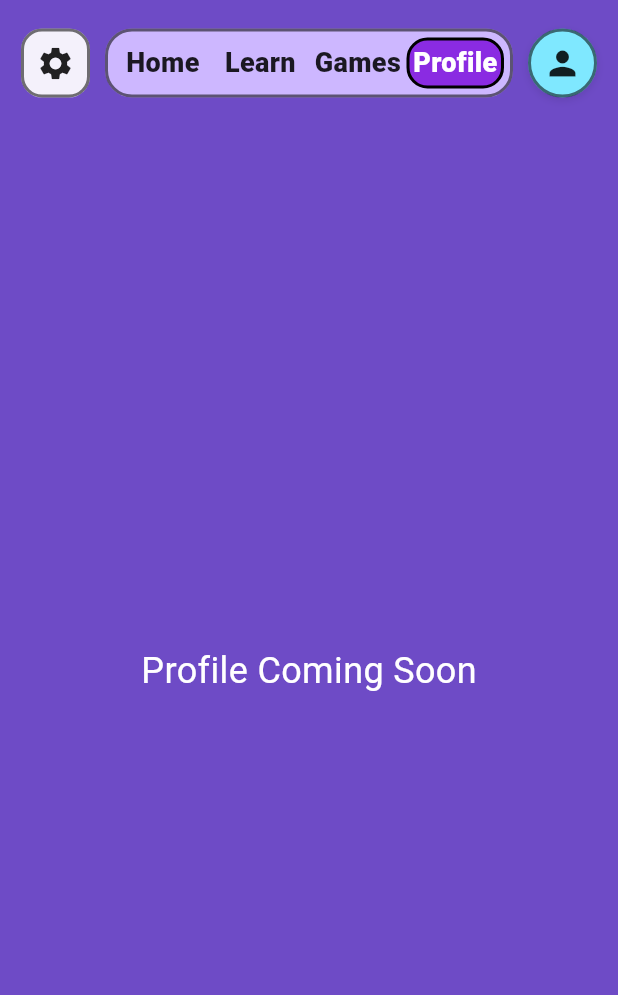
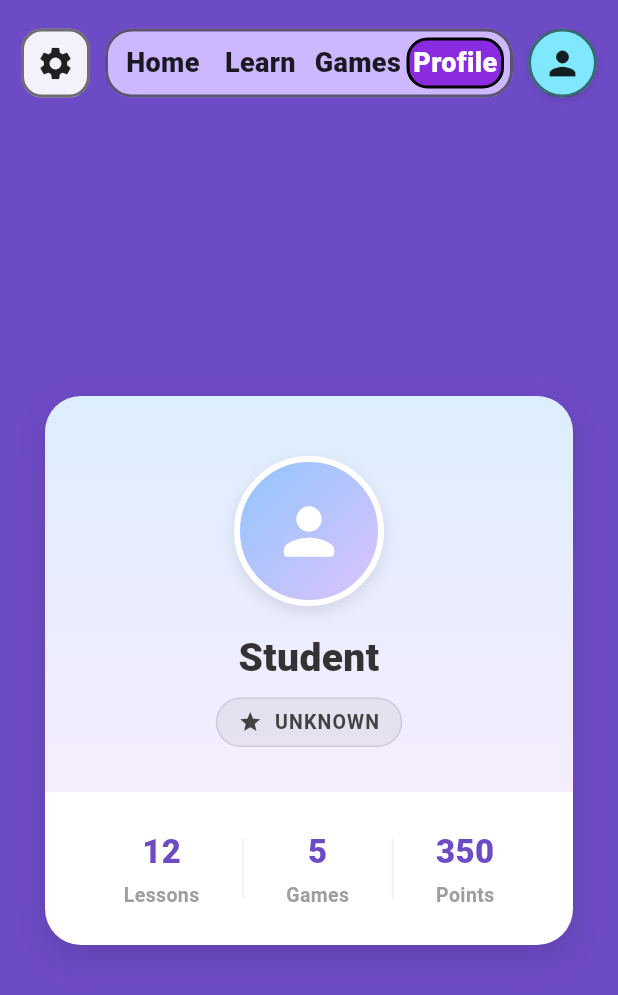
Before and after one commit to gimashi123/ShilpaMobileLearningApp, a Flutter app: the PhysicalDashboardScreen screen opened by its route, after a tap on "Learn", after a tap on "Games", after a tap on "Profile", on a phone screen of 412 x 824 dp. Shown: the top 995 px of the screen. Run offline on Flutter 3.47's test engine with Material 3 defaults, Android fonts, the phone set to English and light mode, and no system bars; our stand-ins replace flutter_tts, speech_to_text.

Commit message:
implemented the profile page and fetch user data

```diff
--- a/mobile_app/lib/pages/dashboard/physical_dashboard_screen.dart
+++ b/mobile_app/lib/pages/dashboard/physical_dashboard_screen.dart
@@ -2,6 +2,7 @@
 import '../../components/common_header.dart';
 import '../../models/input_modes.dart';
 import '../physical/learnPage.dart';
+import '../physical/profilePage.dart';
 import '../physical/gamesPage.dart';
 
 class PhysicalDashboardScreen extends StatefulWidget {
@@ -95,13 +96,8 @@
         // Games Content
         return const GamesContent();
       case 3:
-        // Profile Content Placeholder
-        return const Center(
-          child: Text(
-            "Profile Coming Soon",
-            style: TextStyle(color: Colors.white, fontSize: 24),
-          ),
-        );
+        // Profile Content
+        return const ProfilePage();
       default:
         return const SizedBox.shrink();
     }
--- a/mobile_app/lib/pages/physical/profilePage.dart
+++ b/mobile_app/lib/pages/physical/profilePage.dart
@@ -0,0 +1,330 @@
+import 'package:flutter/material.dart';
+import '../../services/auth_api.dart';
+
+class ProfilePage extends StatelessWidget {
+  const ProfilePage({super.key});
+
+  @override
+  Widget build(BuildContext context) {
+    // 1. Get user data from static storage
+    final user = AuthApi.currentUser;
+    final name = user?['name'] ?? 'Student';
+    final disabilityType = user?['disabilityType'] ?? 'Unknown';
+
+    // Theme values
+    const gradientColors = [Color(0xFF8EC5FC), Color(0xFFE0C3FC)];
+
+    return LayoutBuilder(
+      builder: (context, constraints) {
+        // Determine layout based on width
+        // If width > 600, we use a horizontal "Side-by-Side" Card layout
+        // Otherwise, we use the vertical stacked layout (safe for phones)
+        final isWide = constraints.maxWidth > 600;
+
+        // Card constraints
+        final double maxWidth = isWide ? 700 : 400;
+        final EdgeInsets padding = const EdgeInsets.all(24);
+
+        return Center(
+          child: SingleChildScrollView(
+            padding: const EdgeInsets.symmetric(vertical: 20, horizontal: 16),
+            physics: const BouncingScrollPhysics(),
+            child: Container(
+              constraints: BoxConstraints(maxWidth: maxWidth),
+              decoration: BoxDecoration(
+                color: Colors.white,
+                borderRadius: BorderRadius.circular(24),
+                boxShadow: [
+                  BoxShadow(
+                    color: Colors.black.withOpacity(0.12),
+                    blurRadius: 20,
+                    offset: const Offset(0, 8),
+                  ),
+                ],
+              ),
+              child: isWide
+                  ? _buildWideLayout(
+                      name,
+                      disabilityType,
+                      gradientColors,
+                      padding,
+                    )
+                  : _buildNarrowLayout(
+                      name,
+                      disabilityType,
+                      gradientColors,
+                      padding,
+                    ),
+            ),
+          ),
+        );
+      },
+    );
+  }
+
+  // ===== WIDE LAYOUT (Horizontal Card for Tablets) =====
+  Widget _buildWideLayout(
+    String name,
+    String disabilityType,
+    List<Color> gradientColors,
+    EdgeInsets padding,
+  ) {
+    return IntrinsicHeight(
+      child: Row(
+        crossAxisAlignment: CrossAxisAlignment.stretch,
+        children: [
+          // LEFT: Image Section with Gradient Background
+          Expanded(
+            flex: 2,
+            child: Container(
+              padding: const EdgeInsets.all(32),
+              decoration: BoxDecoration(
+                borderRadius: const BorderRadius.only(
+                  topLeft: Radius.circular(24),
+                  bottomLeft: Radius.circular(24),
+                ),
+                gradient: LinearGradient(
+                  colors: gradientColors,
+                  begin: Alignment.topLeft,
+                  end: Alignment.bottomRight,
+                ),
+              ),
+              child: Column(
+                mainAxisAlignment: MainAxisAlignment.center,
+                children: [
+                  Container(
+                    width: 120,
+                    height: 120,
+                    decoration: BoxDecoration(
+                      shape: BoxShape.circle,
+                      color: Colors.white,
+                      border: Border.all(color: Colors.white, width: 4),
+                      boxShadow: [
+                        BoxShadow(
+                          color: Colors.black.withOpacity(0.1),
+                          blurRadius: 8,
+                          offset: const Offset(0, 4),
+                        ),
+                      ],
+                    ),
+                    child: Icon(
+                      Icons.person_rounded,
+                      size: 64,
+                      color: gradientColors[1],
+                    ),
+                  ),
+                  const SizedBox(height: 16),
+                  _buildDisabilityBadge(disabilityType, true),
+                ],
+              ),
+            ),
+          ),
+
+          // RIGHT: Info & Stats Section
+          Expanded(
+            flex: 3,
+            child: Padding(
+              padding: const EdgeInsets.all(32),
+              child: Column(
+                crossAxisAlignment: CrossAxisAlignment.start,
+                mainAxisAlignment: MainAxisAlignment.center,
+                children: [
+                  Text(
+                    'Welcome back,',
+                    style: TextStyle(
+                      fontSize: 16,
+                      color: Colors.grey[600],
+                      fontWeight: FontWeight.w500,
+                    ),
+                  ),
+                  const SizedBox(height: 4),
+                  Text(
+                    name,
+                    style: const TextStyle(
+                      fontSize: 32,
+                      fontWeight: FontWeight.w800,
+                      color: Color(0xFF333333),
+                      height: 1.1,
+                    ),
+                  ),
+                  const SizedBox(height: 32),
+                  const Divider(height: 1),
+                  const SizedBox(height: 32),
+                  // Horizontal Stats
+                  Row(
+                    mainAxisAlignment: MainAxisAlignment.spaceBetween,
+                    children: [
+                      _buildStatItem('Lessons', '12'),
+                      _buildStatItem('Games', '5'),
+                      _buildStatItem('Points', '350'),
+                    ],
+                  ),
+                ],
+              ),
+            ),
+          ),
+        ],
+      ),
+    );
+  }
+
+  // ===== NARROW LAYOUT (Vertical Stack for Phones) =====
+  Widget _buildNarrowLayout(
+    String name,
+    String disabilityType,
+    List<Color> gradientColors,
+    EdgeInsets padding,
+  ) {
+    return Column(
+      mainAxisSize: MainAxisSize.min,
+      children: [
+        // Top: Profile Image area
+        Container(
+          width: double.infinity,
+          padding: const EdgeInsets.only(top: 40, bottom: 30),
+          decoration: BoxDecoration(
+            borderRadius: const BorderRadius.vertical(top: Radius.circular(24)),
+            gradient: LinearGradient(
+              colors: gradientColors.map((c) => c.withOpacity(0.3)).toList(),
+              begin: Alignment.topCenter,
+              end: Alignment.bottomCenter,
+            ),
+          ),
+          child: Column(
+            children: [
+              Container(
+                width: 100,
+                height: 100,
+                decoration: BoxDecoration(
+                  shape: BoxShape.circle,
+                  gradient: LinearGradient(
+                    colors: gradientColors,
+                    begin: Alignment.topLeft,
+                    end: Alignment.bottomRight,
+                  ),
+                  border: Border.all(color: Colors.white, width: 4),
+                  boxShadow: [
+                    BoxShadow(
+                      color: Colors.black.withOpacity(0.1),
+                      blurRadius: 8,
+                      offset: const Offset(0, 4),
+                    ),
+                  ],
+                ),
+                child: const Icon(
+                  Icons.person_rounded,
+                  size: 50,
+                  color: Colors.white,
+                ),
+              ),
+              const SizedBox(height: 16),
+              Text(
+                name,
+                style: const TextStyle(
+                  fontSize: 26,
+                  fontWeight: FontWeight.w800,
+                  color: Color(0xFF333333),
+                ),
+                textAlign: TextAlign.center,
+              ),
+              const SizedBox(height: 8),
+              _buildDisabilityBadge(disabilityType, false),
+            ],
+          ),
+        ),
+
+        // Bottom: Stats
+        Padding(
+          padding: const EdgeInsets.all(24),
+          child: Row(
+            mainAxisAlignment: MainAxisAlignment.spaceEvenly,
+            children: [
+              _buildStatItem('Lessons', '12'),
+              Container(height: 40, width: 1, color: Colors.grey[200]),
+              _buildStatItem('Games', '5'),
+              Container(height: 40, width: 1, color: Colors.grey[200]),
+              _buildStatItem('Points', '350'),
+            ],
+          ),
+        ),
+      ],
+    );
+  }
+
+  // Helper Widgets
+  Widget _buildDisabilityBadge(String type, bool isLightMode) {
+    return Container(
+      padding: const EdgeInsets.symmetric(horizontal: 14, vertical: 6),
+      decoration: BoxDecoration(
+        color: isLightMode
+            ? Colors.white.withOpacity(0.25)
+            : Colors.black.withOpacity(0.05),
+        borderRadius: BorderRadius.circular(20),
+        border: Border.all(
+          color: isLightMode
+              ? Colors.white.withOpacity(0.6)
+              : Colors.black.withOpacity(0.1),
+        ),
+      ),
+      child: Row(
+        mainAxisSize: MainAxisSize.min,
+        children: [
+          Icon(
+            _getDisabilityIcon(type),
+            size: 16,
+            color: isLightMode ? Colors.white : Colors.grey[800],
+          ),
+          const SizedBox(width: 8),
+          Text(
+            type.toUpperCase(),
+            style: TextStyle(
+              fontSize: 13,
+              fontWeight: FontWeight.w700,
+              color: isLightMode ? Colors.white : Colors.grey[800],
+              letterSpacing: 0.8,
+            ),
+          ),
+        ],
+      ),
+    );
+  }
+
+  Widget _buildStatItem(String label, String value) {
+    return Column(
+      children: [
+        Text(
+          value,
+          style: const TextStyle(
+            fontSize: 22,
+            fontWeight: FontWeight.w900,
+            color: Color(0xFF6E4BC6),
+          ),
+        ),
+        const SizedBox(height: 4),
+        Text(
+          label,
+          style: TextStyle(
+            fontSize: 13,
+            fontWeight: FontWeight.w600,
+            color: Colors.grey[500],
+          ),
+        ),
+      ],
+    );
+  }
+
+  IconData _getDisabilityIcon(String type) {
+    switch (type.toLowerCase()) {
+      case 'visual':
+        return Icons.visibility;
+      case 'hearing':
+        return Icons.hearing;
+      case 'physical':
+        return Icons.accessible;
+      case 'cognitive':
+        return Icons.psychology;
+      default:
+        return Icons.star;
+    }
+  }
+}
```
Also changed, not shown: mobile_app/lib/pages/auth/login_screen.dart (+17 -16 lines), mobile_app/lib/services/auth_api.dart (+5 -4 lines).
